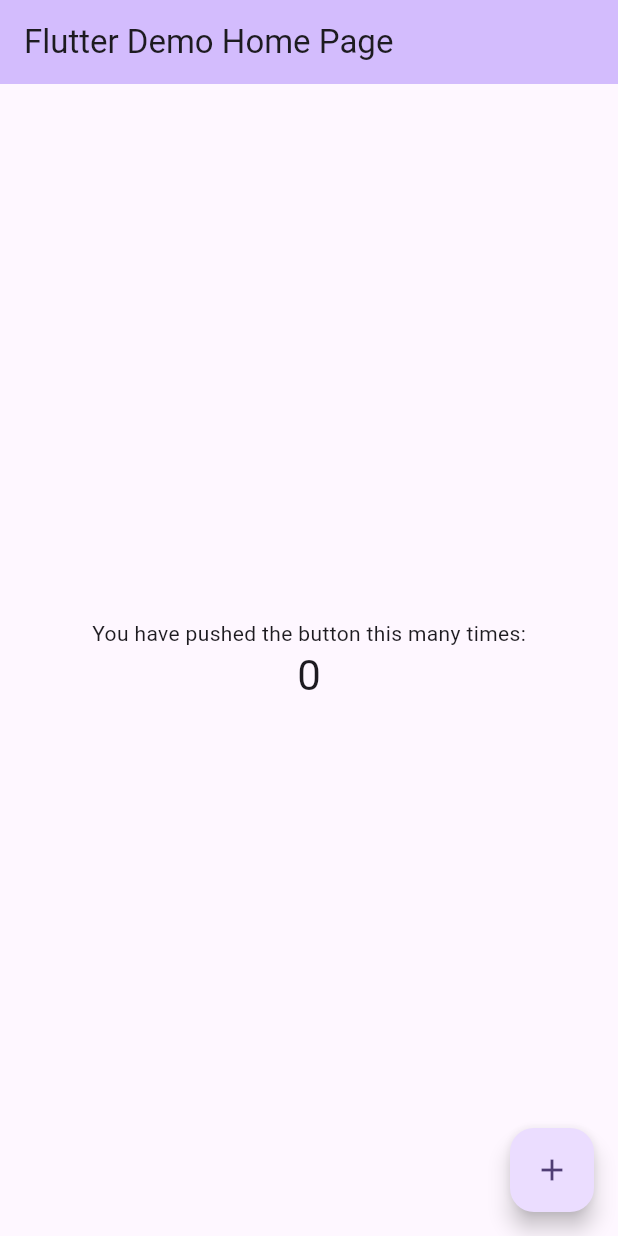
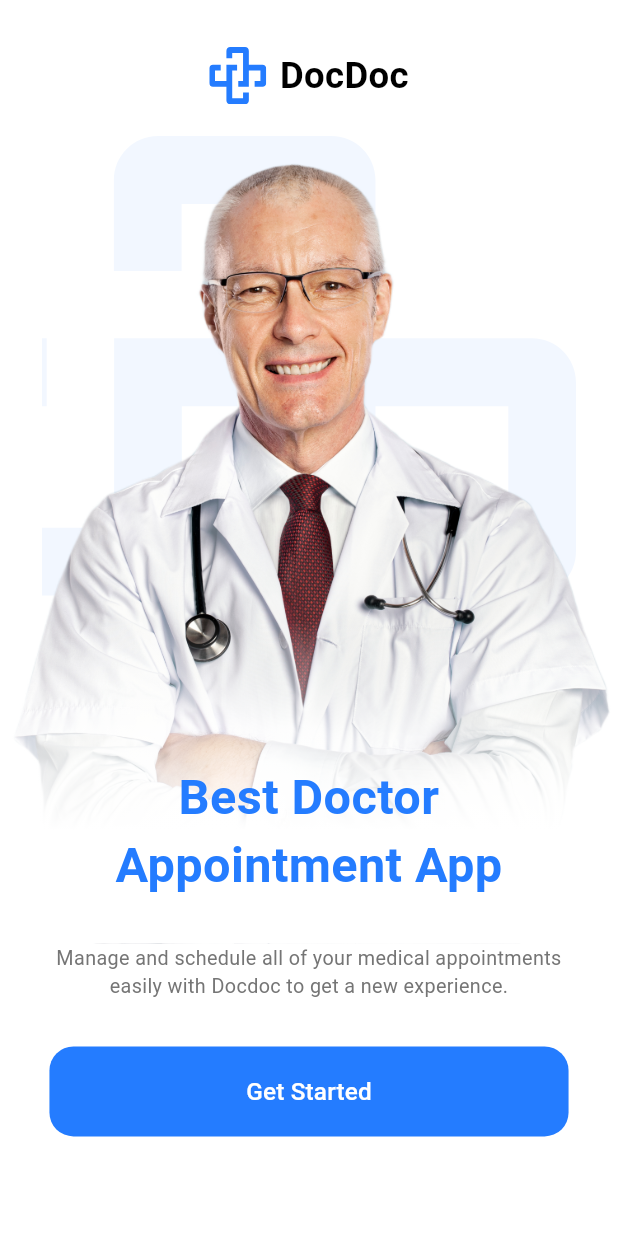
Before and after one commit to mohammedashraf16/doctor-appointment-app, a Flutter app: the screen it shows after launch, on a phone screen of 412 x 824 dp. Run offline on Flutter 3.47's test engine with Material 3 defaults, Android fonts, the phone set to English and light mode, and no system bars; our stand-ins replace flutter_screenutil, flutter_svg.

Commit message:
onboarding ui done

```diff
--- /dev/null
+++ b/lib/core/helper/extention.dart
@@ -0,0 +1,25 @@
+import 'package:flutter/cupertino.dart';
+
+extension Navigation on BuildContext {
+  Future<dynamic> pushNamed(String routeName, {Object? arguments}) {
+    return Navigator.of(this).pushNamed(routeName, arguments: arguments);
+  }
+
+  Future<dynamic> pushReplacementNamed(String routeName, {Object? arguments}) {
+    return Navigator.of(
+      this,
+    ).pushReplacementNamed(routeName, arguments: arguments);
+  }
+
+  Future<dynamic> pushNamedAndRemoveUntil(
+    String routeName, {
+    Object? arguments,
+    required RoutePredicate predicate,
+  }) {
+    return Navigator.of(
+      this,
+    ).pushNamedAndRemoveUntil(routeName, predicate, arguments: arguments);
+  }
+
+  void pop() => Navigator.of(this).pop();
+}
--- /dev/null
+++ b/lib/core/routing/app_router.dart
@@ -0,0 +1,20 @@
+import 'package:doctor_appointment_app/core/routing/routes.dart';
+import 'package:doctor_appointment_app/features/login/login_screen.dart';
+import 'package:doctor_appointment_app/features/onboarding/onboarding_screen.dart';
+import 'package:flutter/cupertino.dart';
+import 'package:flutter/material.dart';
+
+class AppRouter{
+ Route generateRoute(RouteSettings settings){
+   switch(settings.name){
+     case Routes.onboarding:
+       return CupertinoPageRoute(builder: (_)=> const OnboardingScreen());
+      case Routes.login:
+        return CupertinoPageRoute(builder: (_)=> const LoginScreen());
+      default:
+        return MaterialPageRoute(builder: (_)=>Scaffold(
+          body: Center(child: Text('No route defined for ${settings.name}')),
+        ));
+   }
+ }
+}
--- /dev/null
+++ b/lib/core/routing/routes.dart
@@ -0,0 +1,4 @@
+class Routes{
+  static const String onboarding = '/onboarding';
+  static const String login = '/login';
+}
--- /dev/null
+++ b/lib/core/theme/colors.dart
@@ -0,0 +1,6 @@
+import 'package:flutter/material.dart';
+
+class ColorsManager{
+  static const Color mainBlue = Color(0xff247CFF);
+  static const Color gray = Color(0xff757575);
+}
--- /dev/null
+++ b/lib/core/theme/styles.dart
@@ -0,0 +1,26 @@
+import 'package:doctor_appointment_app/core/theme/colors.dart';
+import 'package:flutter/material.dart';
+import 'package:flutter_screenutil/flutter_screenutil.dart';
+
+class TextStyles{
+  static TextStyle font24Black700Weight =  TextStyle(
+    fontSize: 24.sp,
+    color: Colors.black,
+    fontWeight: FontWeight.w700,
+  );
+  static TextStyle font32BlueBold =  TextStyle(
+    fontSize: 32.sp,
+    color: ColorsManager.mainBlue,
+    fontWeight: FontWeight.w700,
+  );
+  static TextStyle font13GrayRegular=  TextStyle(
+    fontSize: 13.sp,
+    color: ColorsManager.gray,
+    fontWeight: FontWeight.normal,
+  );
+  static TextStyle font16WhiteSemiBold=  TextStyle(
+    fontSize: 16.sp,
+    color: Colors.white,
+    fontWeight: FontWeight.w500,
+  );
+}
--- /dev/null
+++ b/lib/doc_app.dart
@@ -0,0 +1,27 @@
+import 'package:doctor_appointment_app/core/routing/app_router.dart';
+import 'package:doctor_appointment_app/core/routing/routes.dart';
+import 'package:doctor_appointment_app/core/theme/colors.dart';
+import 'package:flutter/material.dart';
+import 'package:flutter_screenutil/flutter_screenutil.dart';
+
+class DocApp extends StatelessWidget {
+  final AppRouter appRouter;
+  const DocApp({super.key, required this.appRouter});
+
+  @override
+  Widget build(BuildContext context) {
+    return ScreenUtilInit(
+      designSize: const Size(375, 812),
+      minTextAdapt: true,
+        child: MaterialApp(
+          theme: ThemeData(
+            primaryColor: ColorsManager.mainBlue,
+            scaffoldBackgroundColor: Colors.white,
+          ),
+          debugShowCheckedModeBanner: false,
+          initialRoute: Routes.onboarding,
+          onGenerateRoute: appRouter.generateRoute,
+        ),
+    );
+  }
+}
--- /dev/null
+++ b/lib/features/login/login_screen.dart
@@ -0,0 +1,13 @@
+import 'package:flutter/material.dart';
+
+class LoginScreen extends StatelessWidget {
+  const LoginScreen({super.key});
+
+  @override
+  Widget build(BuildContext context) {
+    return  Scaffold(
+      appBar: AppBar(title: Text('Login')),
+      body: Center(child: Text('Login Screen')),
+    );
+  }
+}
--- /dev/null
+++ b/lib/features/onboarding/onboarding_screen.dart
@@ -0,0 +1,44 @@
+import 'package:doctor_appointment_app/core/theme/styles.dart';
+import 'package:doctor_appointment_app/features/onboarding/widgets/doc_logo_and_name.dart';
+import 'package:doctor_appointment_app/features/onboarding/widgets/doctor_image_and_text.dart';
+import 'package:doctor_appointment_app/features/onboarding/widgets/get_started_button.dart';
+import 'package:flutter/material.dart';
+import 'package:flutter_screenutil/flutter_screenutil.dart';
+
+class OnboardingScreen extends StatelessWidget {
+  const OnboardingScreen({super.key});
+
+  @override
+  Widget build(BuildContext context) {
+    return Scaffold(
+      body: SafeArea(
+        child: SingleChildScrollView(
+          child: Padding(
+            padding: EdgeInsets.only(top: 30.h, bottom: 32.h),
+            child: Column(
+              children: [
+                DocLogoAndName(),
+                SizedBox(height: 20.h),
+                DoctorImageAndText(),
+                Padding(
+                  padding:  EdgeInsets.symmetric(horizontal:30.w),
+                  child: Column(
+                    children: [
+                      Text(
+                        "Manage and schedule all of your medical appointments easily with Docdoc to get a new experience.",
+                        style: TextStyles.font13GrayRegular,
+                        textAlign: TextAlign.center,
+                      ),
+                      SizedBox(height: 30.h),
+                      const GetStartedButton()
+                    ],
+                  ),
+                ),
+              ],
+            ),
+          ),
+        ),
+      ),
+    );
+  }
+}
--- /dev/null
+++ b/lib/features/onboarding/widgets/doc_logo_and_name.dart
@@ -0,0 +1,22 @@
+import 'package:doctor_appointment_app/core/theme/styles.dart';
+import 'package:flutter/material.dart';
+import 'package:flutter_svg/flutter_svg.dart';
+
+class DocLogoAndName extends StatelessWidget {
+  const DocLogoAndName({super.key});
+
+  @override
+  Widget build(BuildContext context) {
+    return Row(
+      mainAxisAlignment: MainAxisAlignment.center,
+      children: [
+        SvgPicture.asset("assets/svgs/docdoc_logo.svg"),
+        SizedBox(width: 8),
+        Text(
+          "DocDoc",
+          style: TextStyles.font24Black700Weight,
+        ),
+      ],
+    );
+  }
+}
--- /dev/null
+++ b/lib/features/onboarding/widgets/doctor_image_and_text.dart
@@ -0,0 +1,41 @@
+import 'package:doctor_appointment_app/core/theme/styles.dart';
+import 'package:flutter/material.dart';
+import 'package:flutter_screenutil/flutter_screenutil.dart';
+import 'package:flutter_svg/flutter_svg.dart';
+
+class DoctorImageAndText extends StatelessWidget {
+  const DoctorImageAndText({super.key});
+
+  @override
+  Widget build(BuildContext context) {
+    return Stack(
+      alignment: Alignment.topCenter,
+      children: [
+        SvgPicture.asset("assets/svgs/docdoc_logo_low_opacity.svg",alignment: Alignment.topLeft,),
+        Container(
+          foregroundDecoration: BoxDecoration(
+            gradient: LinearGradient(
+              colors: [Colors.white, Colors.white.withOpacity(0.0)],
+              begin: Alignment.bottomCenter,
+              end: Alignment.topCenter,
+              stops: const [.14, 0.4],
+            ),
+          ),
+          child: Image.asset("assets/images/onboarding_doctor.png"),
+        ),
+        Positioned(
+          bottom: 30.h,
+          right: 0,
+          left: 0,
+          child: Text(
+            "Best Doctor \nAppointment App",
+            style: TextStyles.font32BlueBold.copyWith(
+              height: 1.4
+            ),
+            textAlign: TextAlign.center,
+          ),
+        ),
+      ],
+    );
+  }
+}
--- /dev/null
+++ b/lib/features/onboarding/widgets/get_started_button.dart
@@ -0,0 +1,29 @@
+import 'package:doctor_appointment_app/core/helper/extention.dart';
+import 'package:doctor_appointment_app/core/routing/routes.dart';
+import 'package:doctor_appointment_app/core/theme/colors.dart';
+import 'package:doctor_appointment_app/core/theme/styles.dart';
+import 'package:flutter/material.dart';
+
+class GetStartedButton extends StatelessWidget {
+  const GetStartedButton({super.key});
+
+  @override
+  Widget build(BuildContext context) {
+    return TextButton(
+      onPressed: () {
+        context.pushNamed(Routes.login);
+      },
+      style: ButtonStyle(
+        tapTargetSize: MaterialTapTargetSize.shrinkWrap,
+        backgroundColor: MaterialStateProperty.all(ColorsManager.mainBlue),
+        minimumSize: MaterialStateProperty.all(Size(double.infinity, 60)),
+        shape: MaterialStateProperty.all(
+          RoundedRectangleBorder(
+            borderRadius: BorderRadius.circular(16),
+          ),
+        ),
+      ),
+      child: Text("Get Started", style: TextStyles.font16WhiteSemiBold),
+    );
+  }
+}
--- a/lib/main.dart
+++ b/lib/main.dart
@@ -1,122 +1,7 @@
+import 'package:doctor_appointment_app/doc_app.dart';
 import 'package:flutter/material.dart';
 
+import 'core/routing/app_router.dart';
 void main() {
-  runApp(const MyApp());
+  runApp( DocApp(appRouter: AppRouter(),));
 }
-
-class MyApp extends StatelessWidget {
-  const MyApp({super.key});
-
-  // This widget is the root of your application.
-  @override
-  Widget build(BuildContext context) {
-    return MaterialApp(
-      title: 'Flutter Demo',
-      theme: ThemeData(
-        // This is the theme of your application.
-        //
-        // TRY THIS: Try running your application with "flutter run". You'll see
-        // the application has a purple toolbar. Then, without quitting the app,
-        // try changing the seedColor in the colorScheme below to Colors.green
-        // and then invoke "hot reload" (save your changes or press the "hot
-        // reload" button in a Flutter-supported IDE, or press "r" if you used
-        // the command line to start the app).
-        //
-        // Notice that the counter didn't reset back to zero; the application
-        // state is not lost during the reload. To reset the state, use hot
-        // restart instead.
-        //
-        // This works for code too, not just values: Most code changes can be
-        // tested with just a hot reload.
-        colorScheme: ColorScheme.fromSeed(seedColor: Colors.deepPurple),
-      ),
-      home: const MyHomePage(title: 'Flutter Demo Home Page'),
-    );
-  }
-}
-
-class MyHomePage extends StatefulWidget {
-  const MyHomePage({super.key, required this.title});
-
-  // This widget is the home page of your application. It is stateful, meaning
-  // that it has a State object (defined below) that contains fields that affect
-  // how it looks.
-
-  // This class is the configuration for the state. It holds the values (in this
-  // case the title) provided by the parent (in this case the App widget) and
-  // used by the build method of the State. Fields in a Widget subclass are
-  // always marked "final".
-
-  final String title;
-
-  @override
-  State<MyHomePage> createState() => _MyHomePageState();
-}
-
-class _MyHomePageState extends State<MyHomePage> {
-  int _counter = 0;
-
-  void _incrementCounter() {
-    setState(() {
-      // This call to setState tells the Flutter framework that something has
-      // changed in this State, which causes it to rerun the build method below
-      // so that the display can reflect the updated values. If we changed
-      // _counter without calling setState(), then the build method would not be
-      // called again, and so nothing would appear to happen.
-      _counter++;
-    });
-  }
-
-  @override
-  Widget build(BuildContext context) {
-    // This method is rerun every time setState is called, for instance as done
-    // by the _incrementCounter method above.
-    //
-    // The Flutter framework has been optimized to make rerunning build methods
-    // fast, so that you can just rebuild anything that needs updating rather
-    // than having to individually change instances of widgets.
-    return Scaffold(
-      appBar: AppBar(
-        // TRY THIS: Try changing the color here to a specific color (to
-        // Colors.amber, perhaps?) and trigger a hot reload to see the AppBar
-        // change color while the other colors stay the same.
-        backgroundColor: Theme.of(context).colorScheme.inversePrimary,
-        // Here we take the value from the MyHomePage object that was created by
-        // the App.build method, and use it to set our appbar title.
-        title: Text(widget.title),
-      ),
-      body: Center(
-        // Center is a layout widget. It takes a single child and positions it
-        // in the middle of the parent.
-        child: Column(
-          // Column is also a layout widget. It takes a list of children and
-          // arranges them vertically. By default, it sizes itself to fit its
-          // children horizontally, and tries to be as tall as its parent.
-          //
-          // Column has various properties to control how it sizes itself and
-          // how it positions its children. Here we use mainAxisAlignment to
-          // center the children vertically; the main axis here is the vertical
-          // axis because Columns are vertical (the cross axis would be
-          // horizontal).
-          //
-          // TRY THIS: Invoke "debug painting" (choose the "Toggle Debug Paint"
-          // action in the IDE, or press "p" in the console), to see the
-          // wireframe for each widget.
-          mainAxisAlignment: MainAxisAlignment.center,
-          children: <Widget>[
-            const Text('You have pushed the button this many times:'),
-            Text(
-              '$_counter',
-              style: Theme.of(context).textTheme.headlineMedium,
-            ),
-          ],
-        ),
-      ),
-      floatingActionButton: FloatingActionButton(
-        onPressed: _incrementCounter,
-        tooltip: 'Increment',
-        child: const Icon(Icons.add),
-      ), // This trailing comma makes auto-formatting nicer for build methods.
-    );
-  }
-}
```
Also changed, not shown: pubspec.yaml (+5 -3 lines), assets/images/onboarding_doctor.png (added), assets/svgs/docdoc_logo.svg (added), assets/svgs/docdoc_logo_low_opacity.svg (added), pubspec.lock, 1 other file.
